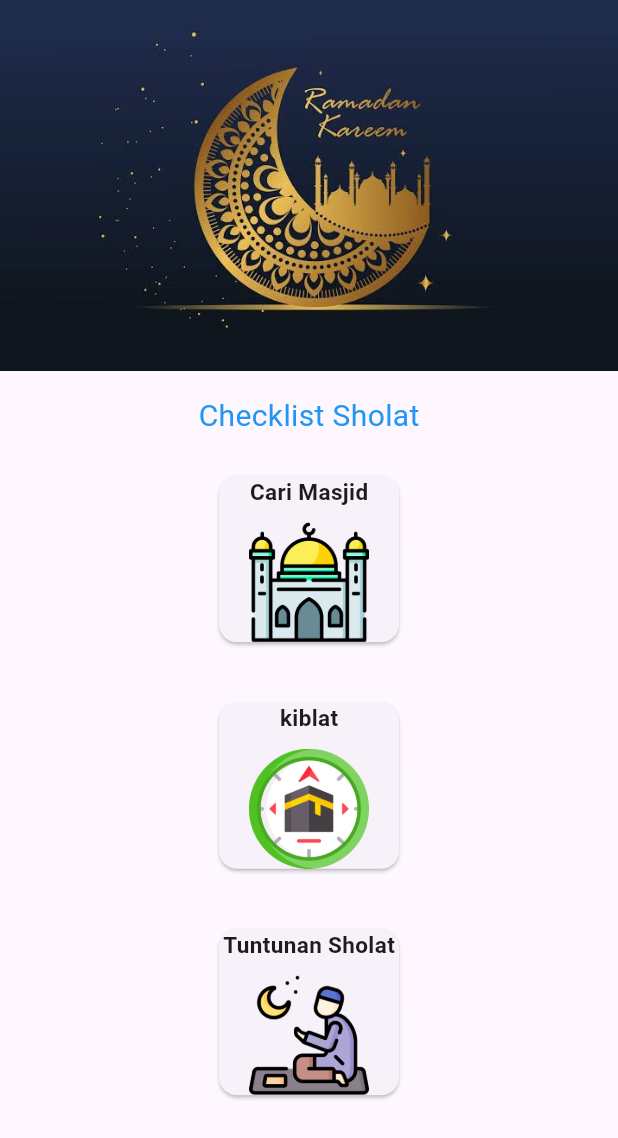
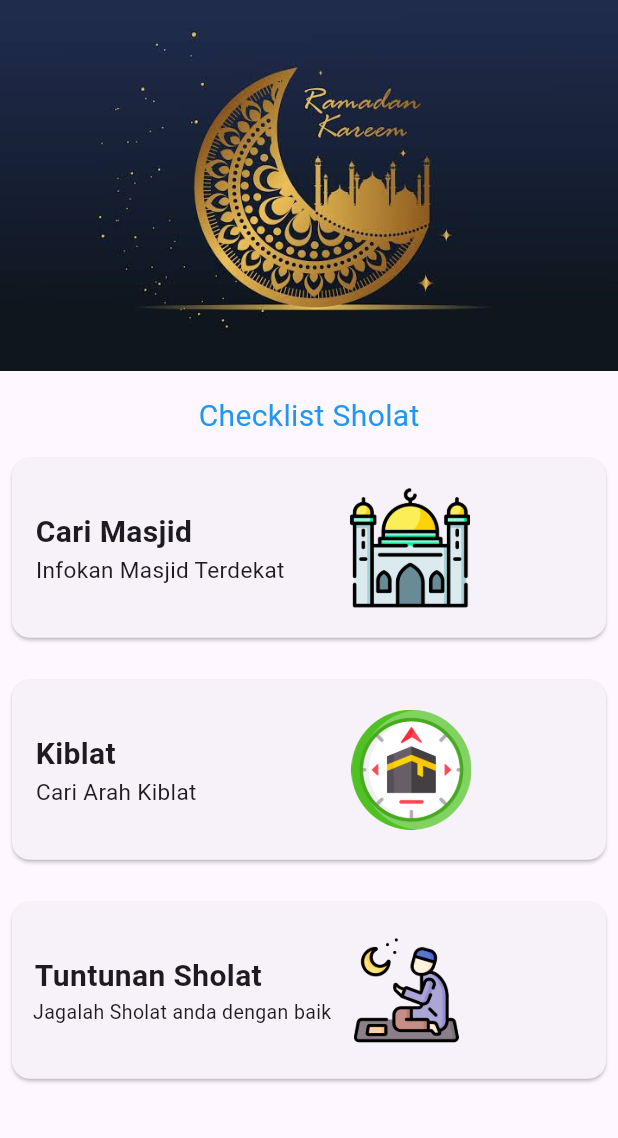
Before and after one commit to Bekicot123/SholatKuy, a Flutter app: the screen it shows after launch, on a phone screen of 412 x 824 dp. Shown: the top 1138 px of the screen. Run offline on Flutter 3.47's test engine with Material 3 defaults, Android fonts, the phone set to English and light mode, and no system bars.

Commit message:
update homepage

```diff
--- a/lib/Page/HomePage.dart
+++ b/lib/Page/HomePage.dart
@@ -25,8 +25,10 @@ class HomePage extends StatelessWidget{
               height: 5,
             ),
             Card(
-              margin: const EdgeInsets.all(20.0),
-              child: InkWell(
+              margin: const EdgeInsets.only(top:8,bottom: 20,left:8,right:8),
+              child: Row(
+                children: [
+                  InkWell(
                     onTap: () {
                       Navigator.push(
                           context,
@@ -35,53 +37,84 @@ class HomePage extends StatelessWidget{
                     },
                     child: Column(
                       mainAxisSize: MainAxisSize.max,
+                      mainAxisAlignment: MainAxisAlignment.start,
+                      crossAxisAlignment: CrossAxisAlignment.start,
                       children: <Widget>[
+                        SizedBox(
+                          height: 35,
+                        ),
                         Text(
-                      "Cari Masjid",
+                          "   Cari Masjid",
                           style: TextStyle(
-                          fontSize: 15, fontWeight: FontWeight.bold),
+                              fontSize: 20, fontWeight: FontWeight.bold),
                         ),
+                        Text("    Infokan Masjid Terdekat      ", style: TextStyle(fontSize: 15),),
                         SizedBox(
-                      height: 10,
+                          height: 35,
                         ),
-                    Image.asset(
-                      'lib/Image/mosque.png',width: 120,height: 80,
+
+                      ],
                     ),
+                  ),SizedBox(
+                    child: Column(
+                      mainAxisAlignment: MainAxisAlignment.end,
+                      crossAxisAlignment: CrossAxisAlignment.end,
+                      children: [
+                        Image.asset('lib/Image/mosque.png',width: 120,height: 80,),
+                      ],
+                    ),
+                  )
                 ],
               ),
             ),
-            ),
-
             Card(
-              margin: const EdgeInsets.all(20.0),
-              child: InkWell(
+              margin: const EdgeInsets.only(top:8,bottom: 20,left:8,right:8),
+              child: Row(
+                children: [
+                  InkWell(
                     onTap: () {
                       Navigator.push(
                           context,
                           MaterialPageRoute(
-                          builder: (context) => Kiblat()));
+                              builder: (context) =>  Kiblat()));
                     },
                     child: Column(
-                  mainAxisSize: MainAxisSize.min,
+                      mainAxisSize: MainAxisSize.max,
+                      mainAxisAlignment: MainAxisAlignment.start,
+                      crossAxisAlignment: CrossAxisAlignment.start,
                       children: <Widget>[
+                        SizedBox(
+                          height: 35,
+                        ),
                         Text(
-                      "kiblat",
+                          "   Kiblat",
                           style: TextStyle(
-                          fontSize: 15, fontWeight: FontWeight.bold),
+                              fontSize: 20, fontWeight: FontWeight.bold),
                         ),
+                        Text("    Cari Arah Kiblat                     ", style: TextStyle(fontSize: 15),),
                         SizedBox(
-                      height: 10,
+                          height: 35,
                         ),
-                    Image.asset(
-                      'lib/Image/qibla.png',width: 120,height: 80,
+
+                      ],
                     ),
+                  ),SizedBox(
+                    child: Column(
+                      mainAxisAlignment: MainAxisAlignment.end,
+                      crossAxisAlignment: CrossAxisAlignment.end,
+                      children: [
+                        Image.asset('lib/Image/qibla.png',width: 120,height: 80,),
+                      ],
+                    ),
+                  )
                 ],
               ),
             ),
-            ),
             Card(
-              margin: const EdgeInsets.all(20.0),
-              child: InkWell(
+              margin: const EdgeInsets.only(top:8,bottom: 20,left:8,right:8),
+              child: Row(
+                children: [
+                  InkWell(
                     onTap: () {
                       Navigator.push(
                           context,
@@ -89,30 +122,38 @@ class HomePage extends StatelessWidget{
                               builder: (context) => const Masjid()));
                     },
                     child: Column(
-                  mainAxisSize: MainAxisSize.min,
+                      mainAxisSize: MainAxisSize.max,
+                      mainAxisAlignment: MainAxisAlignment.start,
+                      crossAxisAlignment: CrossAxisAlignment.start,
                       children: <Widget>[
+                        SizedBox(
+                          height: 35,
+                        ),
                         Text(
-                      "Tuntunan Sholat",
+                          "   Tuntunan Sholat",
                           style: TextStyle(
-                          fontSize: 15, fontWeight: FontWeight.bold),
-                    ),ClipRRect(borderRadius: BorderRadius.vertical(),),
+                              fontSize: 20, fontWeight: FontWeight.bold),
+                        ),
+                        Text("    Jagalah Sholat anda dengan baik", style: TextStyle(fontSize: 13),),
                         SizedBox(
-                      height: 10,
+                          height: 35,
                         ),
-                    Image.asset(
-                      'lib/Image/praying.png',width: 120,height: 80,
+
+                      ],
                     ),
+                  ),SizedBox(
+
+                    child: Column(
+                      mainAxisAlignment: MainAxisAlignment.end,
+                      crossAxisAlignment: CrossAxisAlignment.end,
+                      children: [
+                        Image.asset('lib/Image/praying.png',width: 100,height: 70,),
+                      ],
+                    ),
+                  )
                 ],
               ),
             ),
-            ),
-            Card(
-                margin: const EdgeInsets.only(top:8,bottom: 20,left:8,right:8),
-                clipBehavior: Clip.antiAlias,
-                shape: RoundedRectangleBorder(
-                  borderRadius: BorderRadius.circular(14),
-                ),
-            )
           ],
         ),
         ),
--- a/lib/Page/Masjid.dart
+++ b/lib/Page/Masjid.dart
@@ -20,7 +20,16 @@ class Masjid extends StatelessWidget{
           SizedBox(
             height: 16,
           ),
-
+          Card(
+            margin: const EdgeInsets.only(top:8,bottom: 20,left:8,right:8),
+            clipBehavior: Clip.antiAlias,
+            shape: RoundedRectangleBorder(
+              borderRadius: BorderRadius.circular(14),
+            ),
+            child: Row(children: <Widget>[
+              SizedBox()
+            ],),
+          )
         ],
       ),
     );
```
Lines whose indentation alone changed are shown as unchanged.
